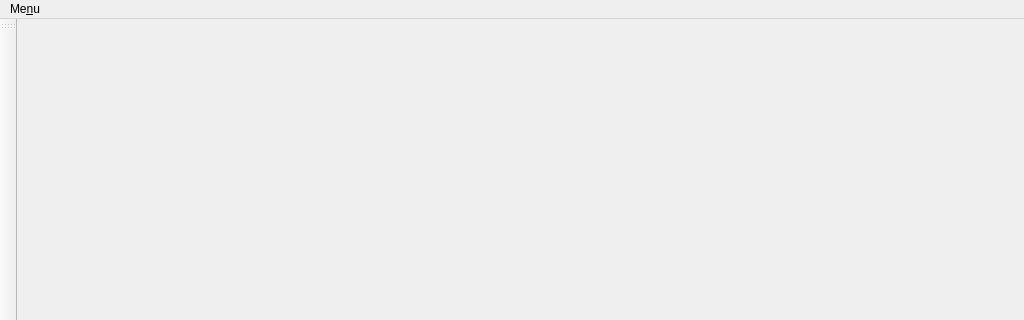
First picture: the form in src/ui/mainwindow.ui, repository jspngh/shae-workstation, before the edit; both pictures show x 0 to 1024 and y 0 to 320 of the 1024 by 700 pixel window.
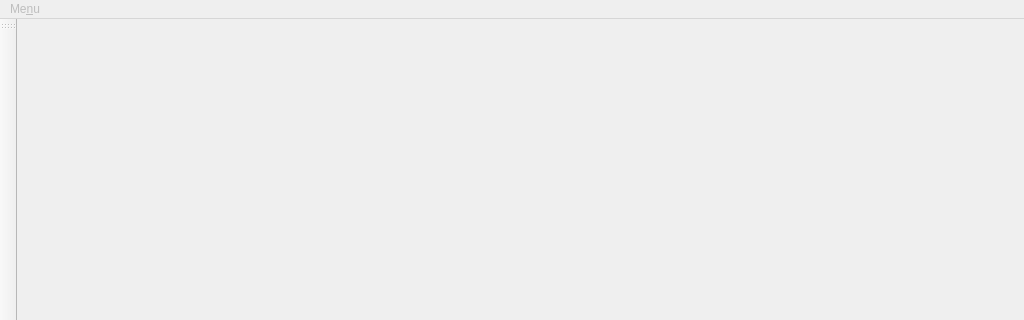
Second picture: the form after the edit.

```diff
--- a/src/ui/mainwindow.ui
+++ b/src/ui/mainwindow.ui
@@ -24,6 +24,9 @@
    </layout>
   </widget>
   <widget class="QMenuBar" name="menuBar">
+   <property name="enabled">
+    <bool>false</bool>
+   </property>
    <property name="geometry">
     <rect>
      <x>0</x>
@@ -33,6 +36,9 @@
     </rect>
    </property>
    <widget class="QMenu" name="menuOur_app">
+    <property name="enabled">
+     <bool>false</bool>
+    </property>
     <property name="title">
      <string>Me&amp;nu</string>
     </property>
```
Left out of the diff: 14 changed lines with no effect on the pictures.
